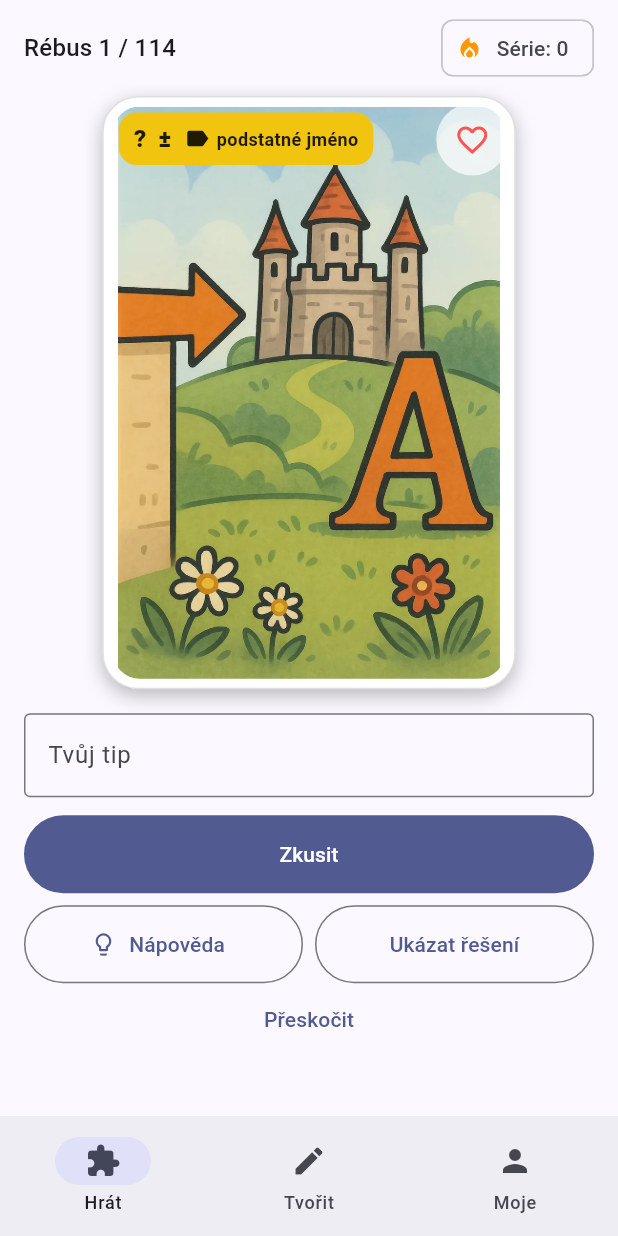
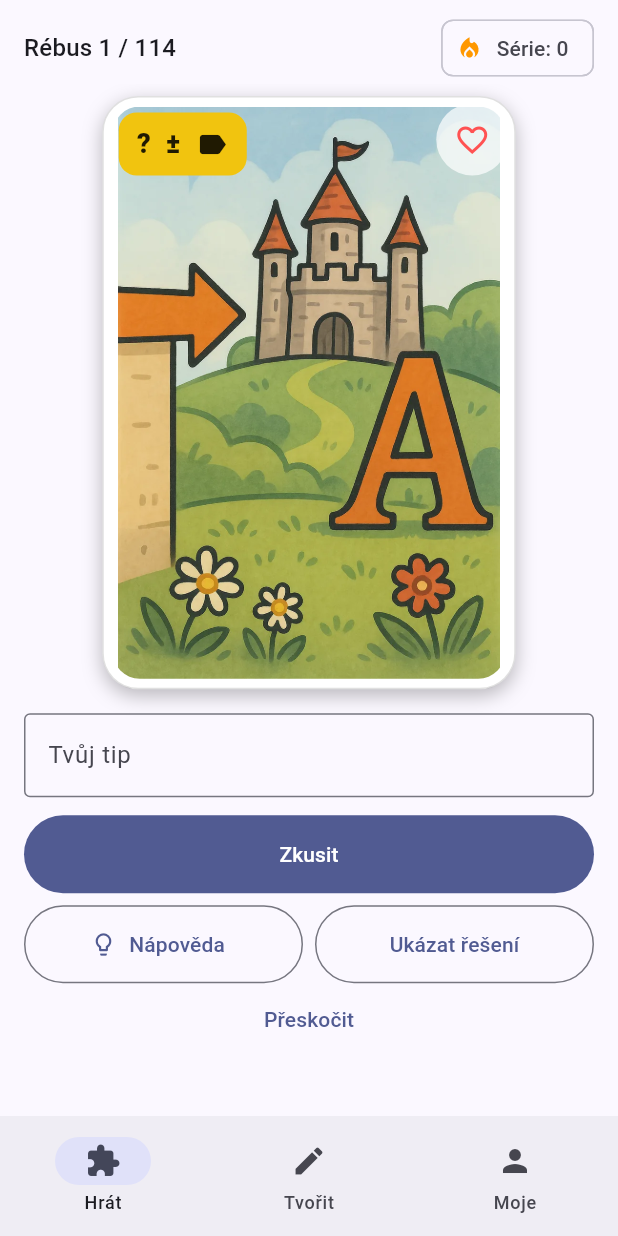
Before and after one commit to bohousboom/rebusarna, a Flutter app: the screen it shows after launch, on a phone screen of 412 x 824 dp. Run offline on Flutter 3.47's test engine with Material 3 defaults, Android fonts, the phone set to English and light mode, and no system bars; our stand-ins replace flutter_riverpod, go_router, image_picker, shared_preferences, supabase_flutter; accounts and stored records are empty.

Commit message:
Štítek karty jen se symboly, význam po najetí myší (v telefonu klepnutím)
Co-Authored-By: Claude Sonnet 5.5 <noreply@anthropic.com>

```diff
--- a/lib/core/theme.dart
+++ b/lib/core/theme.dart
@@ -7,6 +7,13 @@ Color difficultyColor(int difficulty) => switch (difficulty) {
       1 => const Color(0xFF1ABC9C),
       2 => const Color(0xFFF1C40F),
       _ => const Color(0xFFE74C3C),
+    };
+
+/// Slovní popis obtížnosti.
+String difficultyLabel(int difficulty) => switch (difficulty) {
+      1 => 'lehká',
+      2 => 'střední',
+      _ => 'těžká',
     };
 
 ThemeData _build(Brightness b) {
--- a/lib/presentation/shared/puzzle_card.dart
+++ b/lib/presentation/shared/puzzle_card.dart
@@ -18,7 +18,12 @@ IconData wordTypeIcon(WordType t) => switch (t) {
 
 /// Obrázek rébusu: asset, soubor v zařízení (nebo URL na webu).
 class PuzzleImage extends StatelessWidget {
-  const PuzzleImage(this.image, {super.key, this.fit = BoxFit.contain, this.cacheWidth});
+  const PuzzleImage(
+    this.image, {
+    super.key,
+    this.fit = BoxFit.contain,
+    this.cacheWidth,
+  });
 
   final String image;
   final BoxFit fit;
@@ -31,12 +36,22 @@ class PuzzleImage extends StatelessWidget {
     Widget broken(BuildContext _, Object e, StackTrace? s) =>
         const Center(child: Icon(Icons.broken_image, size: 48));
     if (image.startsWith(kImageAssetPrefix)) {
-      return Image.asset(image, fit: fit, cacheWidth: cacheWidth, errorBuilder: broken);
+      return Image.asset(
+        image,
+        fit: fit,
+        cacheWidth: cacheWidth,
+        errorBuilder: broken,
+      );
     }
     if (kIsWeb || image.startsWith('http')) {
       return Image.network(image, fit: fit, errorBuilder: broken);
     }
-    return Image.file(File(image), fit: fit, cacheWidth: cacheWidth, errorBuilder: broken);
+    return Image.file(
+      File(image),
+      fit: fit,
+      cacheWidth: cacheWidth,
+      errorBuilder: broken,
+    );
   }
 }
 
@@ -78,7 +93,11 @@ class PuzzleCard extends StatelessWidget {
           width: highlight ? 4 : 1,
         ),
         boxShadow: const [
-          BoxShadow(color: Colors.black26, blurRadius: 10, offset: Offset(0, 4)),
+          BoxShadow(
+            color: Colors.black26,
+            blurRadius: 10,
+            offset: Offset(0, 4),
+          ),
         ],
       ),
       clipBehavior: Clip.antiAlias,
@@ -101,7 +120,8 @@ class PuzzleCard extends StatelessWidget {
                 DifficultyBadge(
                   difficulty: difficulty,
                   wordType: wordType,
-                  showPlusMinus: solution.trim().isNotEmpty && hasNoAcute(solution),
+                  showPlusMinus:
+                      solution.trim().isNotEmpty && hasNoAcute(solution),
                 ),
                 if (adult) ...[const SizedBox(width: 6), const AdultChip()],
               ],
@@ -136,18 +156,30 @@ class AdultChip extends StatelessWidget {
   const AdultChip({super.key});
 
   @override
-  Widget build(BuildContext context) => Container(
+  Widget build(BuildContext context) => Tooltip(
+    message: 'Obsah pro dospělé (18+)',
+    triggerMode: TooltipTriggerMode.tap,
+    child: Container(
       key: const Key('adult-chip'),
       padding: const EdgeInsets.symmetric(horizontal: 8, vertical: 6),
       decoration: BoxDecoration(
         color: Colors.black87,
         borderRadius: BorderRadius.circular(12),
       ),
-        child: const Text('18+',
-            style: TextStyle(color: Colors.white, fontWeight: FontWeight.w800, fontSize: 14)),
+      child: const Text(
+        '18+',
+        style: TextStyle(
+          color: Colors.white,
+          fontWeight: FontWeight.w800,
+          fontSize: 14,
+        ),
+      ),
+    ),
   );
 }
 
+/// Štítek v rohu karty: jen symboly (? vždy, ± bez čárek, ikona druhu slova),
+/// barva = obtížnost. Význam každého symbolu se ukáže po najetí myší (v telefonu klepnutím).
 class DifficultyBadge extends StatelessWidget {
   const DifficultyBadge({
     super.key,
@@ -160,15 +192,30 @@ class DifficultyBadge extends StatelessWidget {
   final WordType wordType;
   final bool showPlusMinus;
 
+  Widget _hint(String message, Widget child, {Key? key}) => Tooltip(
+    key: key,
+    message: message,
+    triggerMode: TooltipTriggerMode.tap,
+    showDuration: const Duration(seconds: 4),
+    preferBelow: true,
+    child: child,
+  );
+
   @override
   Widget build(BuildContext context) {
     final color = difficultyColor(difficulty);
     final fg = ThemeData.estimateBrightnessForColor(color) == Brightness.dark
         ? Colors.white
         : Colors.black87;
-    final style = TextStyle(color: fg, fontWeight: FontWeight.w800, fontSize: 16);
-    return Container(
-      padding: const EdgeInsets.symmetric(horizontal: 10, vertical: 6),
+    final style = TextStyle(
+      color: fg,
+      fontWeight: FontWeight.w800,
+      fontSize: 18,
+    );
+    return _hint(
+      'Obtížnost: ${difficultyLabel(difficulty)} (barva štítku)',
+      Container(
+        padding: const EdgeInsets.symmetric(horizontal: 12, vertical: 8),
         decoration: BoxDecoration(
           color: color,
           borderRadius: BorderRadius.circular(12),
@@ -176,17 +223,29 @@ class DifficultyBadge extends StatelessWidget {
         child: Row(
           mainAxisSize: MainAxisSize.min,
           children: [
+            _hint(
+              'Hádej skryté slovo nebo výraz z obrázku.',
               Text('?', style: style),
+            ),
             if (showPlusMinus) ...[
-            const SizedBox(width: 8),
+              const SizedBox(width: 10),
+              _hint(
+                'Řešení neobsahuje čárky: délka samohlásek se neřeší (např. ó = o).',
                 Text('±', key: const Key('badge-plusminus'), style: style),
+              ),
             ],
-          const SizedBox(width: 8),
-          Icon(wordTypeIcon(wordType), size: 18, color: fg),
-          const SizedBox(width: 4),
-          Text(wordType.label,
-              style: style.copyWith(fontSize: 12, fontWeight: FontWeight.w600)),
+            const SizedBox(width: 10),
+            _hint(
+              'Druh slova: ${wordType.label}',
+              Icon(
+                wordTypeIcon(wordType),
+                key: const Key('badge-wordtype'),
+                size: 22,
+                color: fg,
+              ),
+            ),
           ],
+        ),
       ),
     );
   }
```
Also changed, not shown: 1 other file. Lines whose indentation alone changed are shown as unchanged.
